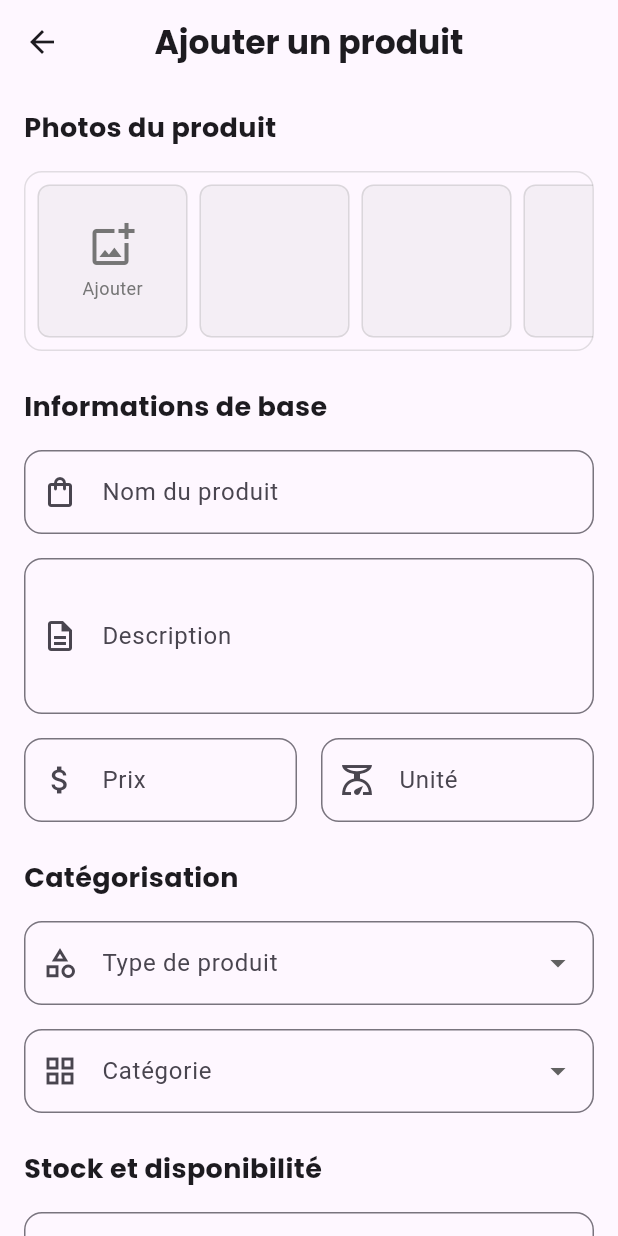
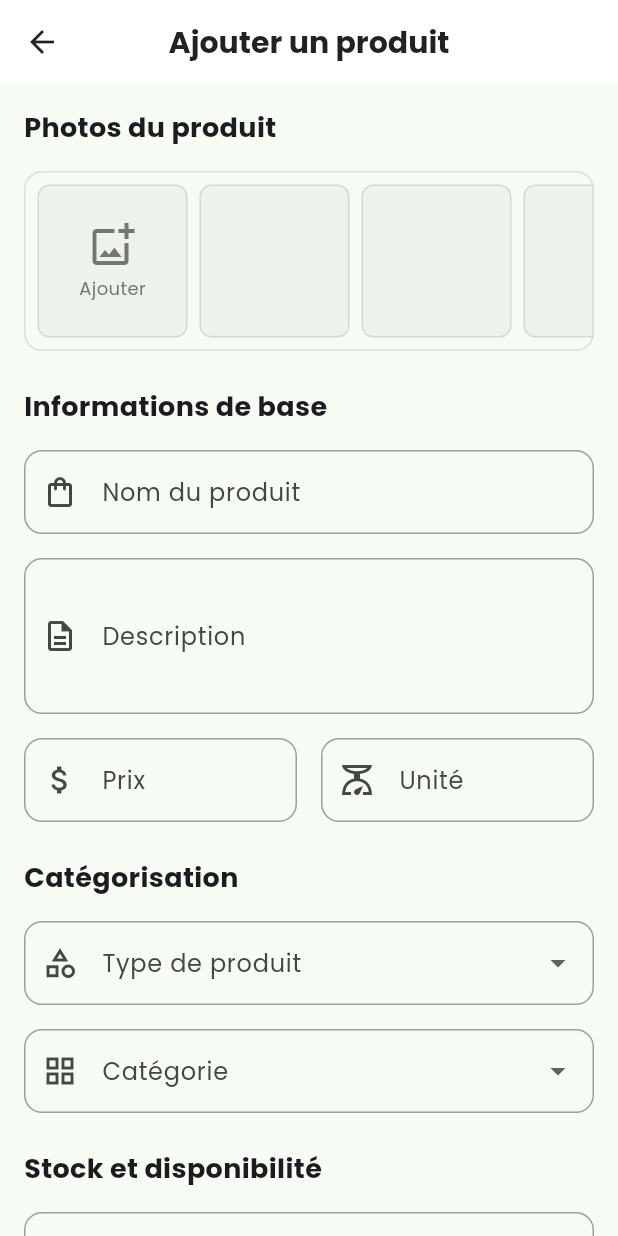
Before and after one commit to sabiski/agritech, a Flutter app: the AddProductView screen opened by its route, on a phone screen of 412 x 824 dp. Run offline on Flutter 3.47's test engine with Material 3 defaults, Android fonts, the phone set to English and light mode, and no system bars; our stand-ins replace fl_chart, get, get_storage, google_fonts, image_picker, pdf and 3 more; missing offline and left inert: excel, universal_html; accounts and stored records are empty.

Commit message:
mise a jour a

```diff
--- a/lib/app/core/theme/app_theme.dart
+++ b/lib/app/core/theme/app_theme.dart
@@ -1,9 +1,11 @@
 import 'package:flutter/material.dart';
+import 'package:google_fonts/google_fonts.dart';
 
 class AppTheme {
-  static const Color primary = Color(0xFF4CAF50);
-  static const Color primaryGreen = Color(0xFF4CAF50);
-  static const Color secondaryGreen = Color(0xFF81C784);
+  static const Color primaryGreen = Color(0xFF2ECC71);
+  static const Color secondaryGreen = Color(0xFF27AE60);
+  static const Color primary = primaryGreen;
+  static const Color secondary = secondaryGreen;
   static const Color lightGreen = Color(0xFFC8E6C9);
   static const Color darkGreen = Color(0xFF2E7D32);
   static const Color white = Color(0xFFFFFFFF);
@@ -16,92 +18,135 @@ class AppTheme {
   static const Color warning = Color(0xFFFFA000);
   static const Color info = Color(0xFF1976D2);
 
-  static ThemeData get theme => ThemeData(
-        primaryColor: primary,
-        primarySwatch: Colors.green,
-        scaffoldBackgroundColor: white,
-        appBarTheme: const AppBarTheme(
-          backgroundColor: white,
+  static final ThemeData lightTheme = ThemeData(
+    useMaterial3: true,
+    colorScheme: ColorScheme.fromSeed(
+      seedColor: primaryGreen,
+      primary: primaryGreen,
+      secondary: secondaryGreen,
+    ),
+    appBarTheme: AppBarTheme(
+      backgroundColor: Colors.white,
       elevation: 0,
-          iconTheme: IconThemeData(color: black),
-          titleTextStyle: TextStyle(
-            color: black,
+      titleTextStyle: GoogleFonts.poppins(
+        color: Colors.black87,
         fontSize: 20,
         fontWeight: FontWeight.w600,
       ),
+      iconTheme: const IconThemeData(color: Colors.black87),
     ),
+    textTheme: GoogleFonts.poppinsTextTheme(),
     elevatedButtonTheme: ElevatedButtonThemeData(
       style: ElevatedButton.styleFrom(
-            backgroundColor: primary,
-            foregroundColor: white,
+        backgroundColor: primaryGreen,
+        foregroundColor: Colors.white,
+        padding: const EdgeInsets.symmetric(horizontal: 32, vertical: 16),
         shape: RoundedRectangleBorder(
-              borderRadius: BorderRadius.circular(8),
-            ),
-            padding: const EdgeInsets.symmetric(
-              horizontal: 16,
-              vertical: 12,
-            ),
-          ),
-        ),
-        textButtonTheme: TextButtonThemeData(
-          style: TextButton.styleFrom(
-            foregroundColor: primary,
-            shape: RoundedRectangleBorder(
-              borderRadius: BorderRadius.circular(8),
-            ),
-            padding: const EdgeInsets.symmetric(
-              horizontal: 16,
-              vertical: 12,
+          borderRadius: BorderRadius.circular(12),
         ),
       ),
     ),
     outlinedButtonTheme: OutlinedButtonThemeData(
       style: OutlinedButton.styleFrom(
-            foregroundColor: primary,
-            side: const BorderSide(color: primary),
+        foregroundColor: primaryGreen,
+        side: const BorderSide(color: primaryGreen),
+        padding: const EdgeInsets.symmetric(horizontal: 32, vertical: 16),
         shape: RoundedRectangleBorder(
-              borderRadius: BorderRadius.circular(8),
-            ),
-            padding: const EdgeInsets.symmetric(
-              horizontal: 16,
-              vertical: 12,
+          borderRadius: BorderRadius.circular(12),
         ),
       ),
     ),
     inputDecorationTheme: InputDecorationTheme(
-          filled: true,
-          fillColor: lightGrey,
       border: OutlineInputBorder(
-            borderRadius: BorderRadius.circular(8),
-            borderSide: BorderSide.none,
+        borderRadius: BorderRadius.circular(12),
+        borderSide: const BorderSide(color: Colors.grey),
       ),
       enabledBorder: OutlineInputBorder(
-            borderRadius: BorderRadius.circular(8),
-            borderSide: BorderSide.none,
+        borderRadius: BorderRadius.circular(12),
+        borderSide: const BorderSide(color: Colors.grey),
       ),
       focusedBorder: OutlineInputBorder(
-            borderRadius: BorderRadius.circular(8),
-            borderSide: const BorderSide(color: primary),
+        borderRadius: BorderRadius.circular(12),
+        borderSide: const BorderSide(color: primaryGreen),
       ),
       errorBorder: OutlineInputBorder(
-            borderRadius: BorderRadius.circular(8),
-            borderSide: const BorderSide(color: error),
+        borderRadius: BorderRadius.circular(12),
+        borderSide: const BorderSide(color: Colors.red),
       ),
       focusedErrorBorder: OutlineInputBorder(
-            borderRadius: BorderRadius.circular(8),
-            borderSide: const BorderSide(color: error),
+        borderRadius: BorderRadius.circular(12),
+        borderSide: const BorderSide(color: Colors.red),
       ),
-          contentPadding: const EdgeInsets.symmetric(
-            horizontal: 16,
-            vertical: 12,
+      contentPadding: const EdgeInsets.symmetric(horizontal: 16, vertical: 16),
+    ),
+  );
+
+  static final ThemeData darkTheme = ThemeData(
+    useMaterial3: true,
+    brightness: Brightness.dark,
+    colorScheme: ColorScheme.fromSeed(
+      seedColor: primaryGreen,
+      primary: primaryGreen,
+      secondary: secondaryGreen,
+      brightness: Brightness.dark,
+    ),
+    appBarTheme: AppBarTheme(
+      backgroundColor: Colors.grey[900],
+      elevation: 0,
+      titleTextStyle: GoogleFonts.poppins(
+        color: Colors.white,
+        fontSize: 20,
+        fontWeight: FontWeight.w600,
+      ),
+      iconTheme: const IconThemeData(color: Colors.white),
+    ),
+    textTheme: GoogleFonts.poppinsTextTheme(ThemeData.dark().textTheme),
+    elevatedButtonTheme: ElevatedButtonThemeData(
+      style: ElevatedButton.styleFrom(
+        backgroundColor: primaryGreen,
+        foregroundColor: Colors.white,
+        padding: const EdgeInsets.symmetric(horizontal: 32, vertical: 16),
+        shape: RoundedRectangleBorder(
+          borderRadius: BorderRadius.circular(12),
         ),
       ),
-        cardTheme: CardTheme(
-          elevation: 2,
+    ),
+    outlinedButtonTheme: OutlinedButtonThemeData(
+      style: OutlinedButton.styleFrom(
+        foregroundColor: primaryGreen,
+        side: const BorderSide(color: primaryGreen),
+        padding: const EdgeInsets.symmetric(horizontal: 32, vertical: 16),
         shape: RoundedRectangleBorder(
-            borderRadius: BorderRadius.circular(8),
+          borderRadius: BorderRadius.circular(12),
         ),
-          margin: const EdgeInsets.all(0),
       ),
+    ),
+    inputDecorationTheme: InputDecorationTheme(
+      border: OutlineInputBorder(
+        borderRadius: BorderRadius.circular(12),
+        borderSide: BorderSide(color: Colors.grey[700]!),
+      ),
+      enabledBorder: OutlineInputBorder(
+        borderRadius: BorderRadius.circular(12),
+        borderSide: BorderSide(color: Colors.grey[700]!),
+      ),
+      focusedBorder: OutlineInputBorder(
+        borderRadius: BorderRadius.circular(12),
+        borderSide: const BorderSide(color: primaryGreen),
+      ),
+      errorBorder: OutlineInputBorder(
+        borderRadius: BorderRadius.circular(12),
+        borderSide: const BorderSide(color: Colors.red),
+      ),
+      focusedErrorBorder: OutlineInputBorder(
+        borderRadius: BorderRadius.circular(12),
+        borderSide: const BorderSide(color: Colors.red),
+      ),
+      contentPadding: const EdgeInsets.symmetric(horizontal: 16, vertical: 16),
+      fillColor: Colors.grey[850],
+      filled: true,
+    ),
+    cardColor: Colors.grey[850],
+    scaffoldBackgroundColor: Colors.grey[900],
   );
 }
--- a/lib/app/modules/marketplace/models/order_item_model.dart
+++ b/lib/app/modules/marketplace/models/order_item_model.dart
@@ -1,43 +1,39 @@
 import 'product_model.dart';
 
 class OrderItemModel {
-  final String id;
   final String productId;
   final String productName;
+  final double price;
   final int quantity;
-  final String unit;
-  final double unitPrice;
+  final String? imageUrl;
 
   OrderItemModel({
-    required this.id,
     required this.productId,
     required this.productName,
+    required this.price,
     required this.quantity,
-    required this.unit,
-    required this.unitPrice,
+    this.imageUrl,
   });
 
-  double get totalPrice => quantity * unitPrice;
+  double get total => price * quantity;
 
   Map<String, dynamic> toJson() {
     return {
-      'id': id,
-      'product_id': productId,
-      'product_name': productName,
+      'productId': productId,
+      'productName': productName,
+      'price': price,
       'quantity': quantity,
-      'unit': unit,
-      'unit_price': unitPrice,
+      'imageUrl': imageUrl,
     };
   }
 
   factory OrderItemModel.fromJson(Map<String, dynamic> json) {
     return OrderItemModel(
-      id: json['id'] as String,
-      productId: json['product_id'] as String,
-      productName: json['product_name'] as String,
+      productId: json['productId'] as String,
+      productName: json['productName'] as String,
+      price: (json['price'] as num).toDouble(),
       quantity: json['quantity'] as int,
-      unit: json['unit'] as String,
-      unitPrice: (json['unit_price'] as num).toDouble(),
+      imageUrl: json['imageUrl'] as String?,
     );
   }
 }
--- a/lib/app/modules/marketplace/models/product_model.dart
+++ b/lib/app/modules/marketplace/models/product_model.dart
@@ -35,13 +35,20 @@ enum ProductCategory {
   cereals('Céréales'),
   tubers('Tubercules'),
   fertilizers('Engrais'),
+  pesticides('Pesticides'),
   seeds('Semences'),
-  pesticides('Pesticides'),
   tools('Outils'),
   other('Autre');
 
   final String value;
   const ProductCategory(this.value);
+
+  static ProductCategory fromString(String value) {
+    return ProductCategory.values.firstWhere(
+      (category) => category.value == value,
+      orElse: () => ProductCategory.other,
+    );
+  }
 }
 
 class ProductModel {
@@ -51,14 +58,12 @@ class ProductModel {
   final double price;
   final String unit;
   final int quantity;
+  final String sellerId;
   final List<String> imageUrls;
-  final String location;
-  final String sellerId;
   final ProductStatus status;
   final ProductType type;
   final ProductCategory category;
   final DateTime createdAt;
-  final bool isPromoted;
 
   ProductModel({
     required this.id,
@@ -67,14 +72,12 @@ class ProductModel {
     required this.price,
     required this.unit,
     required this.quantity,
+    required this.sellerId,
     required this.imageUrls,
-    required this.location,
-    required this.sellerId,
     required this.status,
     required this.type,
     required this.category,
     required this.createdAt,
-    this.isPromoted = false,
   });
 
   factory ProductModel.fromJson(Map<String, dynamic> json) {
@@ -85,17 +88,12 @@ class ProductModel {
       price: (json['price'] as num).toDouble(),
       unit: json['unit'] as String,
       quantity: json['quantity'] as int,
-      imageUrls: (json['image_urls'] as List<dynamic>).cast<String>(),
-      location: json['location'] as String,
       sellerId: json['seller_id'] as String,
+      imageUrls: (json['image_urls'] as List<dynamic>).map((e) => e as String).toList(),
       status: ProductStatus.fromString(json['status'] as String),
       type: ProductType.fromString(json['type'] as String),
-      category: ProductCategory.values.firstWhere(
-        (category) => category.value == json['category'],
-        orElse: () => ProductCategory.other,
-      ),
+      category: ProductCategory.fromString(json['category'] as String),
       createdAt: DateTime.parse(json['created_at'] as String),
-      isPromoted: json['is_promoted'] as bool? ?? false,
     );
   }
 
@@ -107,14 +105,12 @@ class ProductModel {
       'price': price,
       'unit': unit,
       'quantity': quantity,
+      'seller_id': sellerId,
       'image_urls': imageUrls,
-      'location': location,
-      'seller_id': sellerId,
       'status': status.value,
       'type': type.value,
       'category': category.value,
       'created_at': createdAt.toIso8601String(),
-      'is_promoted': isPromoted,
     };
   }
 }
--- a/lib/app/modules/onboarding/views/onboarding_view.dart
+++ b/lib/app/modules/onboarding/views/onboarding_view.dart
@@ -99,7 +99,7 @@ class _OnboardingViewState extends State<OnboardingView> {
   @override
   Widget build(BuildContext context) {
     return Theme(
-      data: _isDarkMode ? AppTheme.darkTheme : AppThem.,
+      data: _isDarkMode ? AppTheme.darkTheme : AppTheme.lightTheme,
       child: Builder(
         builder: (context) => Scaffold(
           body: SafeArea(
```
Also changed, not shown: lib/app/modules/marketplace/controllers/marketplace_controller.dart (+20 -6 lines), lib/app/modules/marketplace/views/marketplace_view.dart (+14 -9 lines), lib/app/modules/marketplace/views/orders_view.dart (+19 -19 lines), lib/app/modules/marketplace/views/product_details_view.dart (+156 -183 lines). Lines whose indentation alone changed are shown as unchanged.
